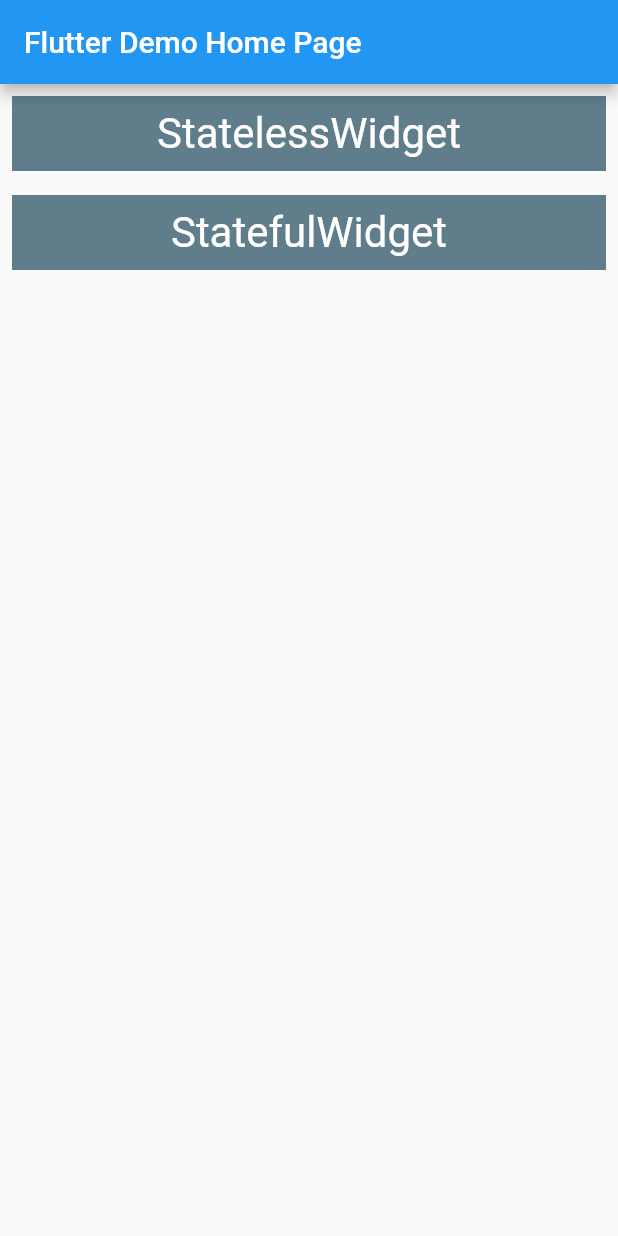
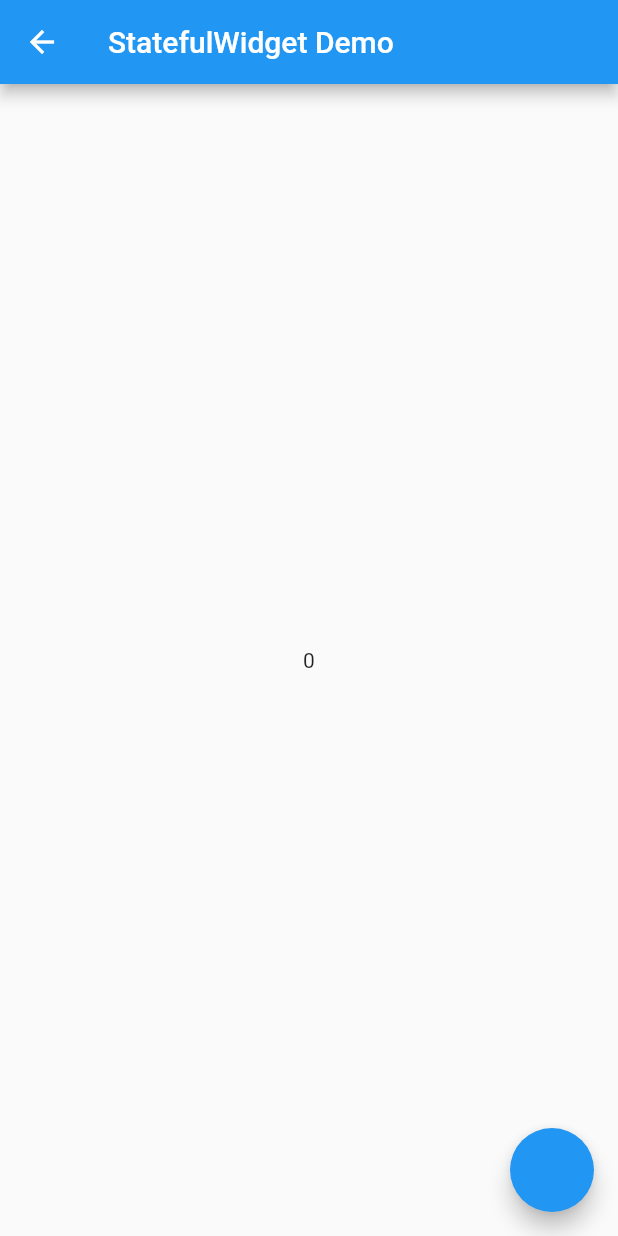
Before and after one commit to chenyongda2018/flutter_start, a Flutter app: the screen it shows after launch, after a tap on "StatefulWidget", on a phone screen of 412 x 824 dp. Run offline on Flutter 3.47's test engine with Material 2 defaults, Android fonts, the light colour scheme and no system bars.

Commit message:
add statefulWidget add Context test

```diff
--- a/lib/main.dart
+++ b/lib/main.dart
@@ -1,5 +1,7 @@
 import 'package:flutter/cupertino.dart';
 import 'package:flutter/material.dart';
+import 'package:flutter_start/page/ContextRoutePage.dart';
+import 'package:flutter_start/page/StatefulWidgetPage.dart';
 import 'package:flutter_start/page/StatelessWidgetPage.dart';
 import 'package:flutter_start/widget/PageRoute.dart';
 
@@ -17,7 +19,11 @@
         primarySwatch: Colors.blue,
         visualDensity: VisualDensity.adaptivePlatformDensity,
       ),
-      routes: {"statelesswidget": (context) => StatelessWidgetPage()},
+      routes: {
+        "stateless_widget": (context) => StatelessWidgetPage(),
+        "context_route" : (context) => ContextRoutePage(),
+        "stateful_widget_route" : (context) => StatefulWidgetPage(),
+      },
       home: MyHomePage(title: 'Flutter Demo Home Page'),
     );
   }
@@ -33,9 +39,6 @@
 }
 
 class _MyHomePageState extends State<MyHomePage> {
-  static const Color ITEM_COLOR = Colors.black54;
-  static const double ITEM_HEIGHT = 50;
-  static const double ITEM_FONT_SIZE = 28;
 
   @override
   Widget build(BuildContext context) {
@@ -48,11 +51,15 @@
           mainAxisAlignment: MainAxisAlignment.start,
           children: <Widget>[
             PageItemRoute(
-              routeName: "statelesswidget",
+              routeName: "stateless_widget",
               title: "StatelessWidget",
             ),
             PageItemRoute(
-              routeName: "statefulwidget",
+              routeName: "context_route",
+              title: "Context Test",
+            ),
+            PageItemRoute(
+              routeName: "stateful_widget_route",
               title: "StatefulWidget",
             ),
           ],
--- /dev/null
+++ b/lib/page/StatefulWidgetPage.dart
@@ -0,0 +1,79 @@
+import 'package:flutter/material.dart';
+
+class StatefulWidgetPage extends StatefulWidget {
+
+  StatefulWidgetPage({
+    Key key,
+    this.initialCount = 0
+  }) : super(key: key);
+
+  final int initialCount;
+
+  @override
+  State<StatefulWidget> createState() {
+    return _MyState();
+  }
+
+}
+
+class _MyState extends State<StatefulWidgetPage> {
+
+  int _count;
+
+  @override
+  void initState() {
+    super.initState();
+    _count = widget.initialCount;
+    print("initState");
+  }
+
+  void _inCreasement() {
+    setState(() {
+      _count ++;
+    });
+  }
+
+  @override
+  Widget build(BuildContext context) {
+    print("build");
+    return Scaffold(
+      appBar: AppBar(title: Text("StatefulWidget Demo"),),
+      body: Center(
+        child: Container(child: Text("$_count"),),
+      ),
+      floatingActionButton: FloatingActionButton(onPressed: _inCreasement),
+    );
+  }
+
+  @override
+  void didUpdateWidget(StatefulWidgetPage oldWidget) {
+    super.didUpdateWidget(oldWidget);
+    print("didUpdateWidget");
+  }
+
+  @override
+  void deactivate() {
+    super.deactivate();
+    print("deactivate");
+  }
+
+  @override
+  void dispose() {
+    super.dispose();
+    print("dispose");
+  }
+
+  @override
+  void reassemble() {
+    super.reassemble();
+    print("reassemble");
+  }
+
+  @override
+  void didChangeDependencies() {
+    super.didChangeDependencies();
+    print("didChangeDependencies");
+  }
+
+
+}
```
Also changed, not shown: lib/page/ContextRoutePage.dart (added, +16 -0 lines), lib/page/StatelessWidgetPage.dart (line endings or trailing spaces), pubspec.lock.
